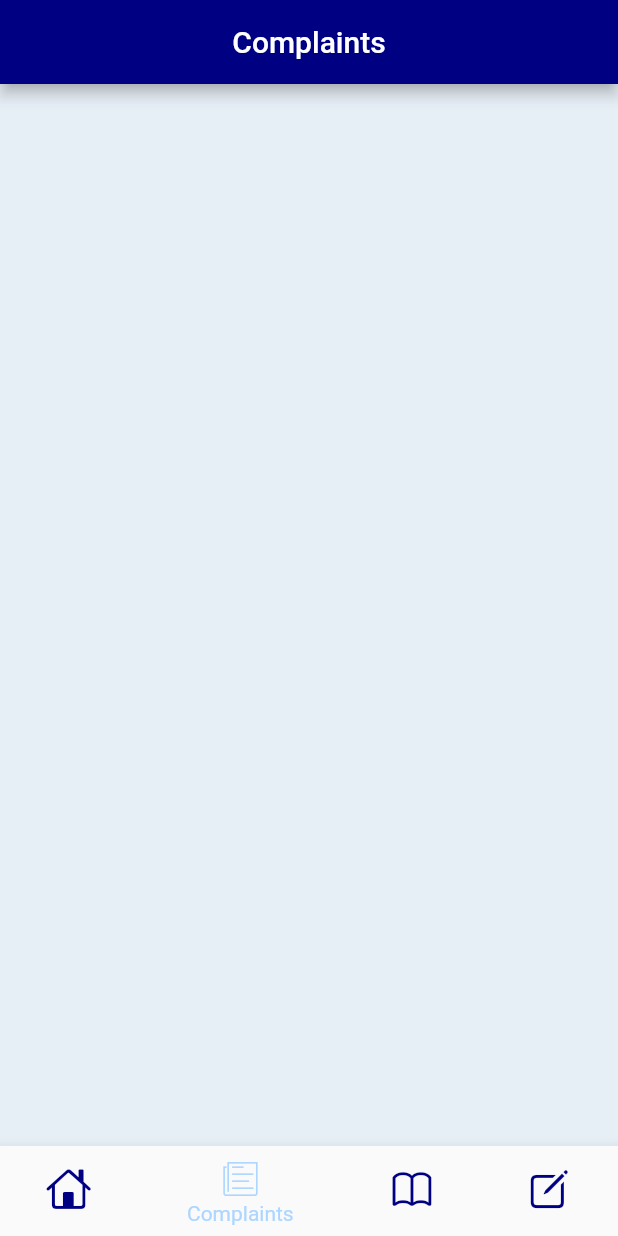
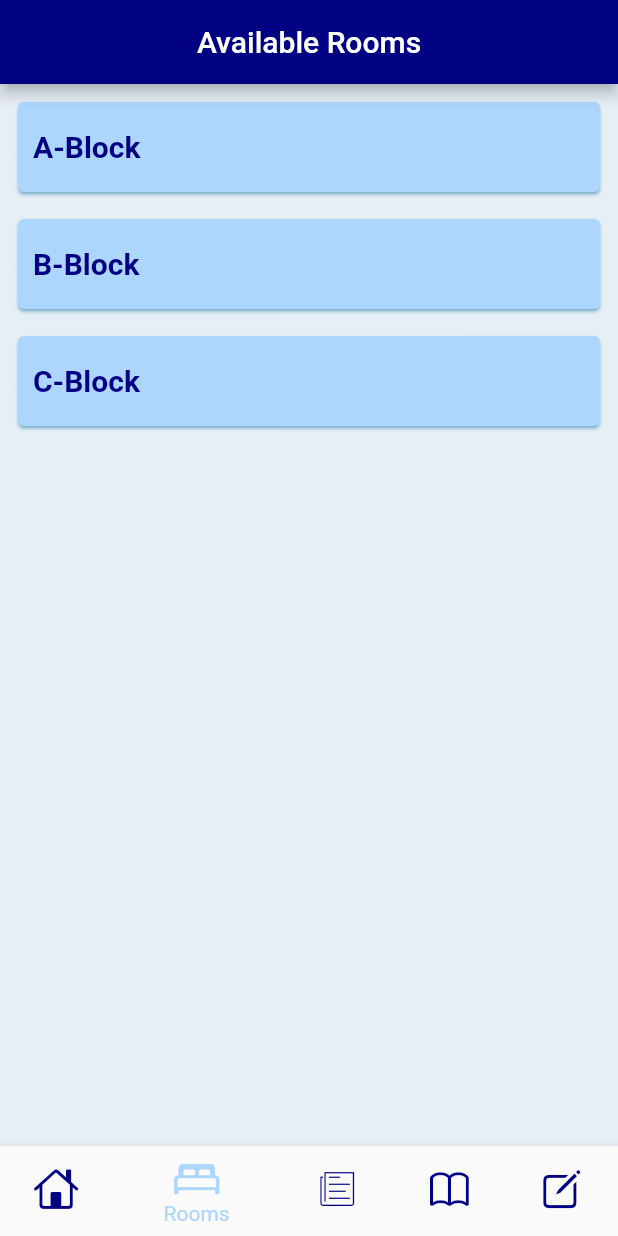
Before and after one commit to technoxx/hostelites, a Flutter app: the NavBar screen opened directly, item 2 of the bottom bar chosen, on a phone screen of 412 x 824 dp. Run offline on Flutter 3.47's test engine with Material 2 defaults, Android fonts, the phone set to English and light mode, and no system bars; our stand-ins replace animated_splash_screen, cloud_firestore, firebase_auth, firebase_core, firebase_storage, google_fonts and 2 more; accounts and stored records are empty; network calls fail.

Commit message:
Available rooms ui created

```diff
--- a/lib/drawer/edit_profile.dart
+++ b/lib/drawer/edit_profile.dart
@@ -16,7 +16,7 @@ class _EditProfileState extends State<EditProfile> {
   Widget build(BuildContext context) {
     return Scaffold(
       appBar: AppBar(
-        title: Row(
+        title: const Row(
           children: [
             Text('Edit Profile'),
             Flexible(fit: FlexFit.tight, child: SizedBox()),
@@ -65,8 +65,8 @@ class _EditProfileState extends State<EditProfile> {
               //Textfield for username
               Container(
                   alignment: Alignment.centerLeft,
-                  padding: EdgeInsets.all(10),
-                  child: Text(
+                  padding: const EdgeInsets.all(10),
+                  child: const Text(
                     'Username',
                     style: TextStyle(fontSize: 17),
                   )),
@@ -75,8 +75,8 @@ class _EditProfileState extends State<EditProfile> {
               //Textfield for email
               Container(
                   alignment: Alignment.centerLeft,
-                  padding: EdgeInsets.all(10),
-                  child: Text(
+                  padding: const EdgeInsets.all(10),
+                  child: const Text(
                     'Email Id',
                     style: TextStyle(fontSize: 17),
                   )),
@@ -85,8 +85,8 @@ class _EditProfileState extends State<EditProfile> {
               //Textfield for year
               Container(
                   alignment: Alignment.centerLeft,
-                  padding: EdgeInsets.all(10),
-                  child: Text(
+                  padding: const EdgeInsets.all(10),
+                  child: const Text(
                     'Year',
                     style: TextStyle(fontSize: 17),
                   )),
@@ -94,8 +94,8 @@ class _EditProfileState extends State<EditProfile> {
               //Textfield for block
               Container(
                   alignment: Alignment.centerLeft,
-                  padding: EdgeInsets.all(10),
-                  child: Text(
+                  padding: const EdgeInsets.all(10),
+                  child: const Text(
                     'Block',
                     style: TextStyle(fontSize: 17),
                   )),
@@ -103,8 +103,8 @@ class _EditProfileState extends State<EditProfile> {
               //Textfield for room no
               Container(
                   alignment: Alignment.centerLeft,
-                  padding: EdgeInsets.all(10),
-                  child: Text(
+                  padding: const EdgeInsets.all(10),
+                  child: const Text(
                     'Room No.',
                     style: TextStyle(fontSize: 17),
                   )),
--- a/lib/screens/navbar.dart
+++ b/lib/screens/navbar.dart
@@ -4,6 +4,7 @@ import 'package:hostelites/screens/complaint_screen.dart';
 import 'package:hostelites/screens/feedback_screen.dart';
 import 'package:hostelites/screens/home_screen.dart';
 import 'package:hostelites/screens/mess_screen.dart';
+import 'package:hostelites/screens/room.dart';
 import 'package:hostelites/utils/colors.dart';
 
 class NavBar extends StatefulWidget {
@@ -17,6 +18,7 @@ class _NavBarState extends State<NavBar> {
   int myIndex = 0;
   final screenList = [
     HomeScreen(),
+    AvailableRooms(),
     ComplaintScreen(),
     MessMenu(),
     FeedbackScreen()
@@ -43,6 +45,13 @@ class _NavBarState extends State<NavBar> {
             ),
             BottomNavigationBarItem(
               icon: Icon(
+                CupertinoIcons.bed_double,
+                size: 30,
+              ),
+              label: 'Rooms',
+            ),
+            BottomNavigationBarItem(
+              icon: Icon(
                 CupertinoIcons.news,
                 size: 30,
               ),
--- /dev/null
+++ b/lib/screens/room.dart
@@ -0,0 +1,97 @@
+import 'package:flutter/material.dart';
+import 'package:hostelites/utils/colors.dart';
+
+class AvailableRooms extends StatelessWidget {
+  const AvailableRooms({super.key});
+
+  @override
+  Widget build(BuildContext context) {
+    return Scaffold(
+      appBar: AppBar(
+        automaticallyImplyLeading: false,
+        title: Center(
+          child: Text('Available Rooms'),
+        ),
+      ),
+      body: Padding(
+        padding: const EdgeInsets.all(8.0),
+        child: Column(
+          children: [
+            Card(
+              shadowColor: highlightColor,
+              color: secondaryColor,
+              child: InkWell(
+                splashColor: mainColor.withAlpha(30),
+                onTap: () {},
+                child: const SizedBox(
+                  width: double.infinity,
+                  height: 60,
+                  child: Align(
+                    alignment: Alignment.centerLeft,
+                    child: Text(
+                      '  A-Block',
+                      style: TextStyle(
+                          fontSize: 20,
+                          color: mainColor,
+                          fontWeight: FontWeight.bold),
+                    ),
+                  ),
+                ),
+              ),
+            ),
+            const SizedBox(
+              height: 10,
+            ),
+            Card(
+              shadowColor: highlightColor,
+              color: secondaryColor,
+              child: InkWell(
+                splashColor: mainColor.withAlpha(30),
+                onTap: () {},
+                child: const SizedBox(
+                  width: double.infinity,
+                  height: 60,
+                  child: Align(
+                    alignment: Alignment.centerLeft,
+                    child: Text(
+                      '  B-Block',
+                      style: TextStyle(
+                          fontSize: 20,
+                          color: mainColor,
+                          fontWeight: FontWeight.bold),
+                    ),
+                  ),
+                ),
+              ),
+            ),
+            const SizedBox(
+              height: 10,
+            ),
+            Card(
+              shadowColor: highlightColor,
+              color: secondaryColor,
+              child: InkWell(
+                splashColor: mainColor.withAlpha(30),
+                onTap: () {},
+                child: const SizedBox(
+                  width: double.infinity,
+                  height: 60,
+                  child: Align(
+                    alignment: Alignment.centerLeft,
+                    child: Text(
+                      '  C-Block',
+                      style: TextStyle(
+                          fontSize: 20,
+                          color: mainColor,
+                          fontWeight: FontWeight.bold),
+                    ),
+                  ),
+                ),
+              ),
+            ),
+          ],
+        ),
+      ),
+    );
+  }
+}
```
Also changed, not shown: lib/available_rooms.dart/a.dart (added), lib/available_rooms.dart/b.dart (added), lib/available_rooms.dart/c.dart (added).
